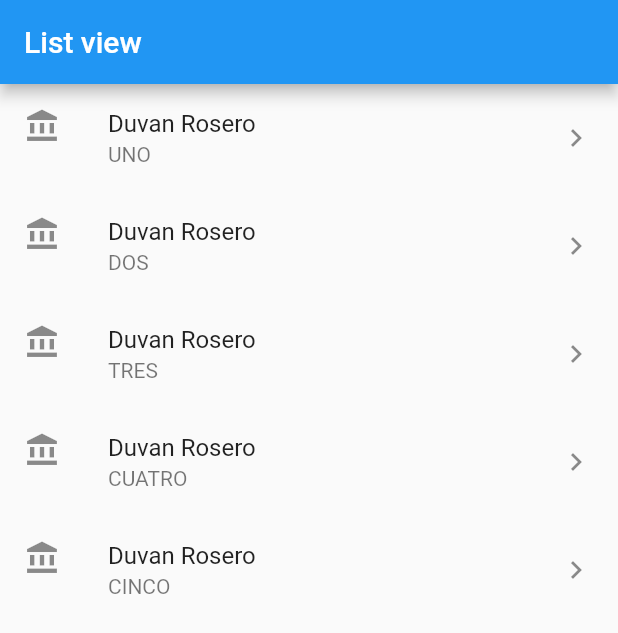
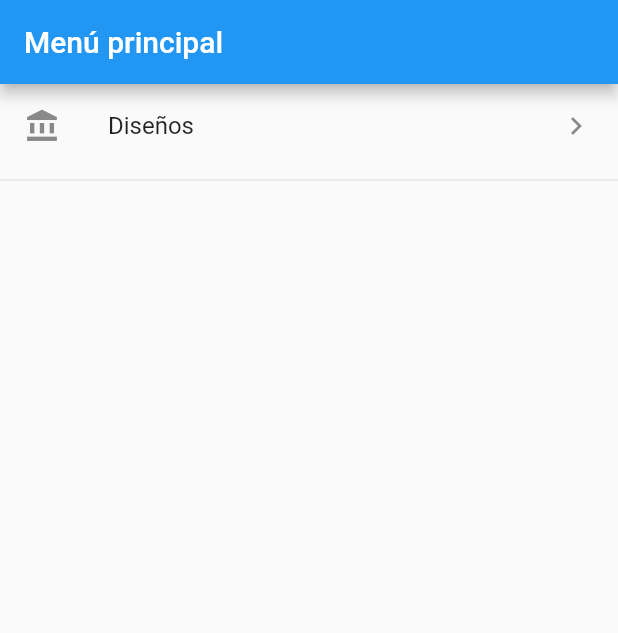
Before and after one commit to durosero/widgets, a Flutter app: the screen it shows after launch, on a phone screen of 412 x 824 dp. Shown: the top 633 px of the screen. Run offline on Flutter 3.47's test engine with Material 2 defaults, Android fonts, the phone set to English and light mode, and no system bars.

Commit message:
creamos el menu principal

```diff
--- a/lib/main.dart
+++ b/lib/main.dart
@@ -1,6 +1,7 @@
 import 'package:flutter/material.dart';
-import 'package:widgets/view/inicio.dart';
+import 'package:widgets/view/disenio.dart';
 import 'package:widgets/view/listview.dart';
+import 'package:widgets/view/menu.dart';
 
 
 void main() => runApp(MyApp());
@@ -11,7 +12,13 @@ class MyApp extends StatelessWidget {
     return MaterialApp(
       debugShowCheckedModeBanner: false,
       title: 'Material App',
-      home: ListaView()
+     // home: ListaView()
+     initialRoute: 'menu',
+     routes: {
+       'menu': (context) => Menu(),
+       'disenio': (context) => Disenio(),
+
+     },
     );
   }
 }
--- a/lib/view/inicio.dart
+++ b/lib/view/disenio.dart
@@ -1,7 +1,7 @@
 import 'package:flutter/material.dart';
 import 'package:widgets/widgets_custom/accion.dart';
 
-class Inicio extends StatelessWidget {
+class Disenio extends StatelessWidget {
   final titulo = TextStyle(fontWeight: FontWeight.bold,fontSize: 18.0);
   final subtitulo = TextStyle(color: Colors.grey, fontSize: 12.0);
 
--- a/lib/view/listview.dart
+++ b/lib/view/listview.dart
@@ -24,8 +24,6 @@ class ListaView extends StatelessWidget {
     List<Widget> lista = new List<Widget>();
 
     for (var opt in numeros) {
-
-
       final tempWidget = ListTile(
           title: Text("Duvan Rosero"),
           subtitle: Text(opt ),
@@ -37,14 +35,11 @@ class ListaView extends StatelessWidget {
         );
         lista.add(tempWidget);
 
-
     }
 
 
       return lista;
   }
-
-
 
     Widget _crearListaDinamica() {
     return ListView.separated(
--- /dev/null
+++ b/lib/view/menu.dart
@@ -0,0 +1,39 @@
+import 'package:flutter/material.dart';
+
+class Menu extends StatelessWidget {
+
+
+  @override
+  Widget build(BuildContext context) {
+    return Container(
+      child: Scaffold(
+        appBar: AppBar(
+          title: Text("Menú principal"),
+        ),
+        body: _crearMenu( context ),
+      ),
+    );
+  }
+
+
+  Widget _crearMenu(BuildContext context){
+
+    return ListView(
+      children: <Widget>[
+         ListTile(
+          title: Text("Diseños"),
+     //    subtitle: Text("durosero@itp.edu.co"),
+          leading: Icon(Icons.account_balance),
+          trailing: Icon(Icons.keyboard_arrow_right),
+          onTap: () {
+            Navigator.pushNamed(context, "disenio");
+          },
+        ),
+        Divider(),
+      ],
+    );
+  }
+
+
+
+}
```
